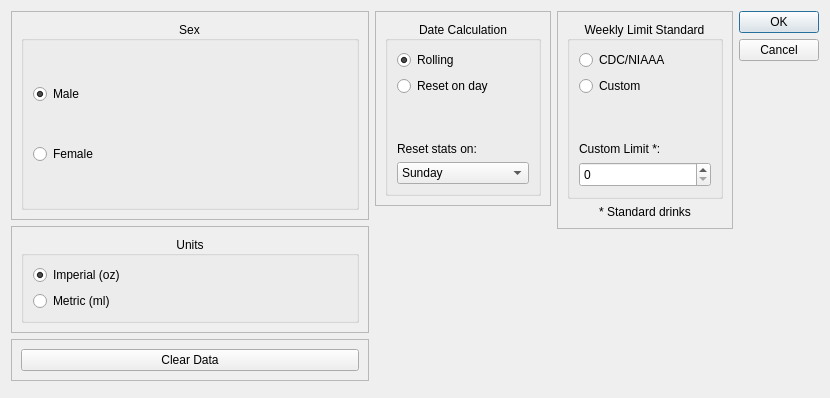
Above: src/user_settings.ui from minorsecond/BuzzBot before the change. Below: the same form after it.
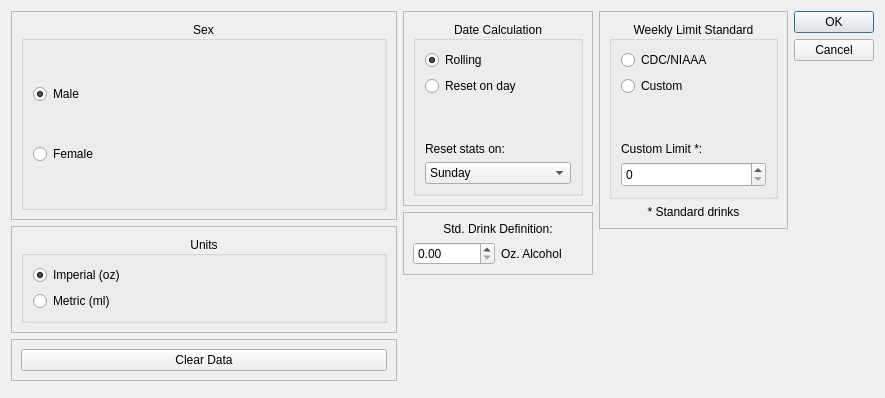
That is the form after the change.

Commit message: Add std. drink definition option

What changed in the file:
```diff
--- a/src/user_settings.ui
+++ b/src/user_settings.ui
@@ -6,7 +6,7 @@
    <rect>
     <x>0</x>
     <y>0</y>
-    <width>830</width>
+    <width>885</width>
     <height>398</height>
    </rect>
   </property>
@@ -244,6 +244,38 @@
          </layout>
         </widget>
        </item>
+       <item>
+        <widget class="QFrame" name="frame_5">
+         <property name="frameShape">
+          <enum>QFrame::StyledPanel</enum>
+         </property>
+         <property name="frameShadow">
+          <enum>QFrame::Raised</enum>
+         </property>
+         <layout class="QGridLayout" name="gridLayout_11">
+          <item row="1" column="0">
+           <widget class="QDoubleSpinBox" name="stdDrinkDefInput"/>
+          </item>
+          <item row="1" column="1">
+           <widget class="QLabel" name="stdDrinkDefLabel">
+            <property name="text">
+             <string>Oz. Alcohol</string>
+            </property>
+           </widget>
+          </item>
+          <item row="0" column="0" colspan="2">
+           <widget class="QLabel" name="stdDrinkDefTitle">
+            <property name="text">
+             <string>Std. Drink Definition:</string>
+            </property>
+            <property name="alignment">
+             <set>Qt::AlignCenter</set>
+            </property>
+           </widget>
+          </item>
+         </layout>
+        </widget>
+       </item>
        <item>
         <spacer name="verticalSpacer_5">
          <property name="orientation">
```
The commit also changes 2 other files.
